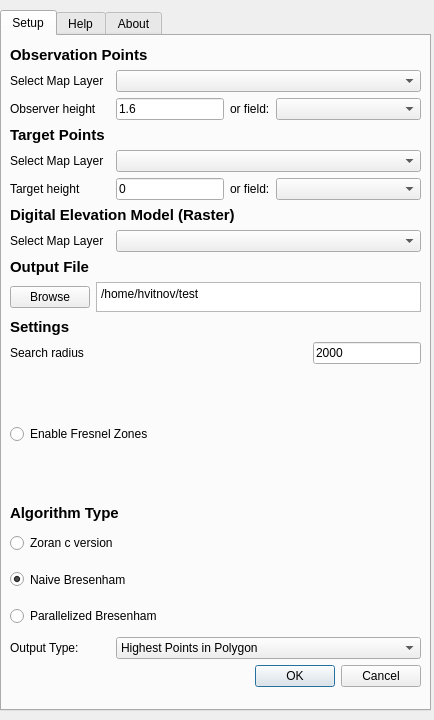
The window that ui_antennaintervisibility.ui (Hvitnov/antennaintervisibility) describes before a commit, drawn with Qt 5.
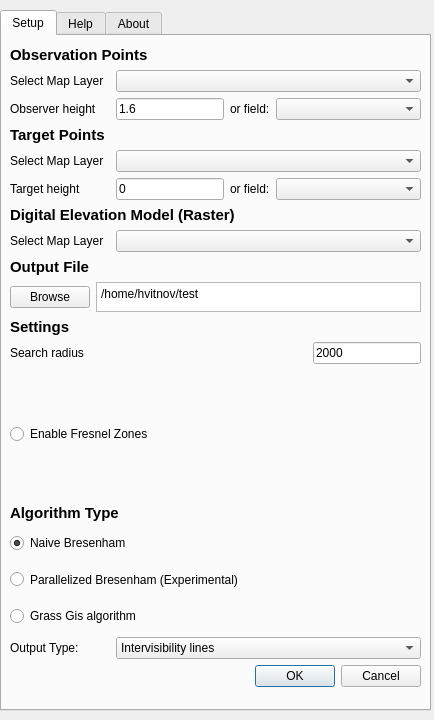
The same window after the commit.

The edit to the form file:
```diff
--- a/ui_antennaintervisibility.ui
+++ b/ui_antennaintervisibility.ui
@@ -491,22 +491,6 @@
               </property>
              </widget>
             </item>
-            <item>
-             <widget class="QRadioButton" name="chkIntervisibility">
-              <property name="sizePolicy">
-               <sizepolicy hsizetype="Minimum" vsizetype="Minimum">
-                <horstretch>0</horstretch>
-                <verstretch>0</verstretch>
-               </sizepolicy>
-              </property>
-              <property name="text">
-               <string>Zoran c version</string>
-              </property>
-              <property name="checked">
-               <bool>false</bool>
-              </property>
-             </widget>
-            </item>
             <item>
              <widget class="QRadioButton" name="chkIntervisibility_2">
               <property name="sizePolicy">
@@ -532,7 +516,23 @@
                </sizepolicy>
               </property>
               <property name="text">
-               <string>Parallelized Bresenham</string>
+               <string>Parallelized Bresenham (Experimental)</string>
+              </property>
+              <property name="checked">
+               <bool>false</bool>
+              </property>
+             </widget>
+            </item>
+            <item>
+             <widget class="QRadioButton" name="chkIntervisibility">
+              <property name="sizePolicy">
+               <sizepolicy hsizetype="Minimum" vsizetype="Minimum">
+                <horstretch>0</horstretch>
+                <verstretch>0</verstretch>
+               </sizepolicy>
+              </property>
+              <property name="text">
+               <string>Grass Gis algorithm</string>
               </property>
               <property name="checked">
                <bool>false</bool>
@@ -575,7 +575,7 @@
               </property>
               <item>
                <property name="text">
-                <string>Highest Points in Polygon</string>
+                <string>Intervisibility lines</string>
                </property>
               </item>
               <item>
```
Left out of the diff: 10 changed lines with no effect on the pictures.
